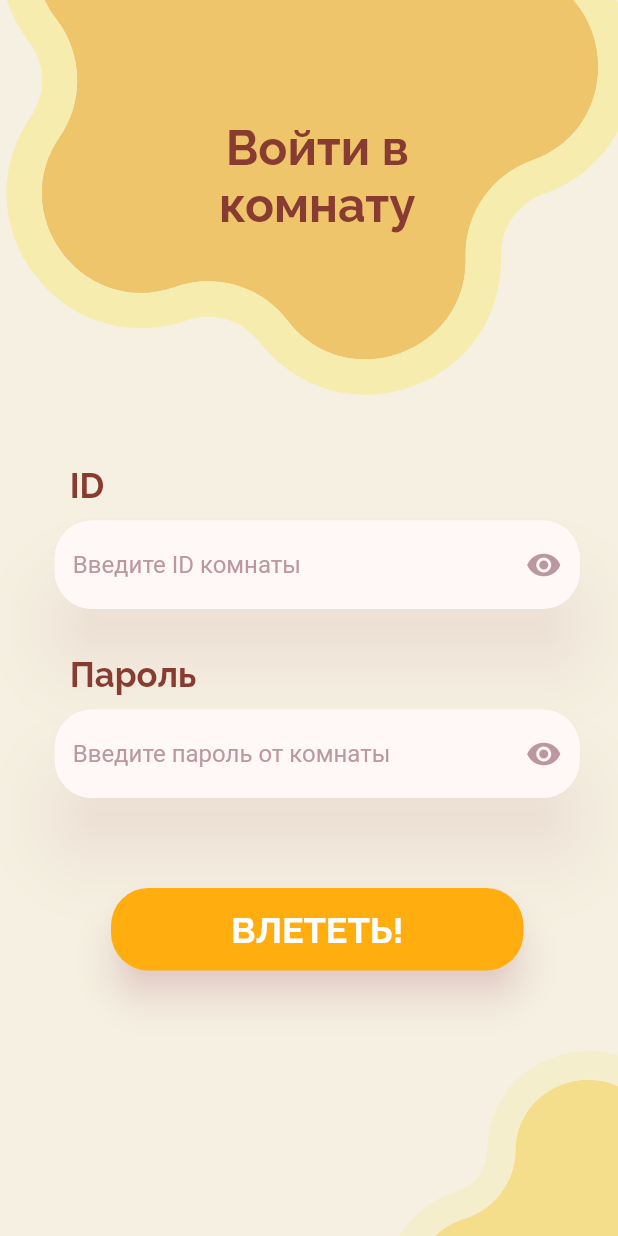
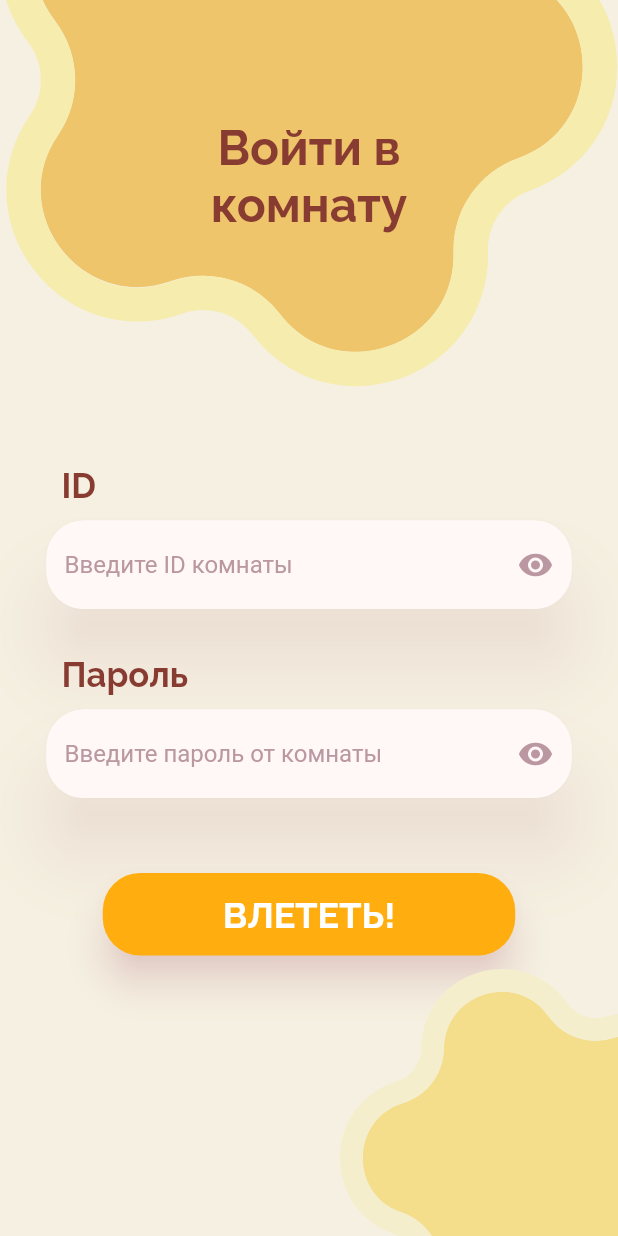
Before and after one commit to FREDY129053/SwipeFilm, a Flutter app: the EnterRoom screen opened by its route, on a phone screen of 412 x 824 dp. Run offline on Flutter 3.47's test engine with Material 2 defaults, Android fonts, the light colour scheme and no system bars; our stand-ins replace flutter_svg, flutter_svg_provider, google_fonts.

Commit message:
фикс окна входа в комнату

```diff
--- a/lib/features/enter_room_screen/enter_room.dart
+++ b/lib/features/enter_room_screen/enter_room.dart
@@ -18,21 +18,19 @@ class _EnterRoomState extends State<EnterRoom>
     return Scaffold(
       resizeToAvoidBottomInset: false,
       backgroundColor: Color(0xFFF5F0E1),
-      body: Row(
-        mainAxisAlignment: MainAxisAlignment.center,
-        children: [
-          Column(
+      body: Column(
             children: [
               Stack(
                 alignment: AlignmentDirectional.topCenter,
                 children: [
+                  // Звезда сверху
                   Transform.translate(
                     offset: Offset(0, -220),
                     child: Container(
-                      width: 423,
                       child: SvgPicture.asset('assets/svg/mainmenu_star1.svg'),
                     ),
                   ),
+                  // текст на звезде
                   Container(
                     padding: EdgeInsets.only(top: 80),
                     child: Text('Войти в\nкомнату',
@@ -44,18 +42,21 @@ class _EnterRoomState extends State<EnterRoom>
                       ),
                     ),
                   ),
-                  Transform.translate(
-                    offset: Offset(200, 700),
-                    child: Container(
-                      child: SvgPicture.asset('assets/svg/mainmenu_star2.svg'),
-                    ),
-                  ),
 
+                  // Transform.translate(
+                  //   offset: Offset(200, 700),
+                  //   child: Container(
+                  //     child: SvgPicture.asset('assets/svg/mainmenu_star2.svg'),
+                  //   ),
+                  // ),
+
+                 // колонка с текстовыми полями
                   Container(
                       width: 350,
                       padding: EdgeInsets.only(top: 300),
                       child: Column(
                         children: [
+                          // текст ID
                           Container(
                             padding: EdgeInsets.all(10),
                             alignment: Alignment.centerLeft,
@@ -68,13 +69,13 @@ class _EnterRoomState extends State<EnterRoom>
                                   ),
                             ),
                           ),
+                          // виджет для тени
                           Material(
                             elevation: 20,
                             shadowColor: Color.fromRGBO(184, 9, 72, 0.15),
                             borderRadius: BorderRadius.circular(25),
+                            // поле для заполнения
                             child: TextField(
-                              obscureText: true,
-                              obscuringCharacter: "*",
                               style: const TextStyle(
                                   color: Color.fromRGBO(186, 151, 161, 1)),
                               decoration: InputDecoration(
@@ -93,9 +94,12 @@ class _EnterRoomState extends State<EnterRoom>
                             ),
                           ),
 
+                          // отступ между полями
                           const SizedBox(
                             height: 20,
                           ),
+
+                          // текст
                           Container(
                             padding: EdgeInsets.all(10),
                             alignment: Alignment.centerLeft,
@@ -108,11 +112,15 @@ class _EnterRoomState extends State<EnterRoom>
                                   ),
                             ),
                           ),
+
+                          // тень
                           Material(
                             elevation: 20,
                             shadowColor: Color.fromRGBO(184, 9, 72, 0.15),
                             borderRadius: BorderRadius.circular(25),
+                            // поле ввода
                             child: TextField(
+                              // параметр для того чтобы буквы стали звездами
                               obscureText: true,
                               obscuringCharacter: "*",
                               style: const TextStyle(
@@ -133,8 +141,9 @@ class _EnterRoomState extends State<EnterRoom>
                             ),
                           ),
 
+                          // кнопка входа
                           Container(
-                              margin: EdgeInsets.only(top: 60),
+                              margin: EdgeInsets.only(top: 50),
                               child: ElevatedButton(
                                 style: ElevatedButton.styleFrom(
                                   shadowColor: Color.fromRGBO(184, 9, 72, 0.25),
@@ -163,90 +172,26 @@ class _EnterRoomState extends State<EnterRoom>
                 ],
               ),
 
-
-              // Expanded(
-              //     child: Transform.translate(
-              //         offset: Offset(200, 50),
-              //       child: Container(
-              //         child: SvgPicture.asset('assets/svg/mainmenu_star2.svg'),
-              //       ),
-              //     ),
-              // ),
-              // Expanded(
-              //   child: Align(
-              //     alignment: Alignment.bottomRight,
-              //     child: FractionallySizedBox(
-              //       alignment: Alignment.bottomRight,
-              //       widthFactor: 0.3, // регулируйте это значение для смещения изображения вправо
-              //       heightFactor: 0.8,
-              //       child: OverflowBox(
-              //         maxWidth: double.infinity,
-              //         maxHeight: double.infinity,
-              //         child: Transform.scale(
-              //           scale: 0.8, // регулируйте это значение для уменьшения масштаба звезды
-              //           child: SvgPicture.asset('assets/svg/mainmenu_star2.svg'),
-              //         ),
-              //       ),
-              //     ),
-              //   ),
-              // )
+              // звезда снизу
+              Expanded(
+                child: Align(
+                  alignment: Alignment.bottomRight,
+                  child: FractionallySizedBox(
+                    alignment: Alignment.bottomRight,
+                    widthFactor: 0.3, // регулируйте это значение для смещения изображения вправо
+                    heightFactor: 0.55,
+                    child: OverflowBox(
+                      maxWidth: double.infinity,
+                      maxHeight: double.infinity,
+                      child: Transform.scale(
+                        scale: 0.8, // регулируйте это значение для уменьшения масштаба звезды
+                        child: SvgPicture.asset('assets/svg/mainmenu_star2.svg'),
+                      ),
+                    ),
+                  ),
+                ),
+              ),
             ],
-          ),
-
-          //верхняя часть со звездой и текстом
-          // Transform.translate(
-          //   offset: Offset(0, -220), // для того, чтобы звезда находилась наверху и была обрезана рамками экрана
-          //   child: Stack(
-          //     alignment: Alignment.center,
-          //     children: [
-          //       //звезда
-          //       Container(
-          //         child: SvgPicture.asset('assets/svg/mainmenu_star1.svg'),
-          //       ),
-          //
-          //       //текст на звезде
-          //       Transform.translate(
-          //         offset: Offset(0, 70), // Adjust the value as necessary
-          //         child: Text(
-          //           "Войти в\nкомнату",
-          //           textAlign: TextAlign.center,
-          //           style: GoogleFonts.raleway(
-          //             color: Color(0xFF873B31),
-          //             fontSize: 32,
-          //             fontWeight: FontWeight.w700,
-          //           ),
-          //         ),
-          //       ),
-          //     ],
-          //   ),
-          // ),
-
-          //колонна из двух кнопок
-
-          // Container(
-          //   width: 350,
-          //   padding: EdgeInsets.only(top: 30),
-          //   child: Column(
-          //     children: [
-          //       Container(
-          //         padding: EdgeInsets.all(10),
-          //         alignment: Alignment.topLeft,
-          //         child: Text('ID',
-          //         textAlign: TextAlign.center,
-          //         style: GoogleFonts.raleway
-          //           (fontWeight: FontWeight.w700,
-          //             fontSize: 23,
-          //             color: Color(0xFF873B31),
-          //           ),
-          //         ),
-          //       ),
-          //     ],
-          //   ),
-          // ),
-
-          //декоративная звезда снизу
-
-        ],
       ),
     );
   }
```
